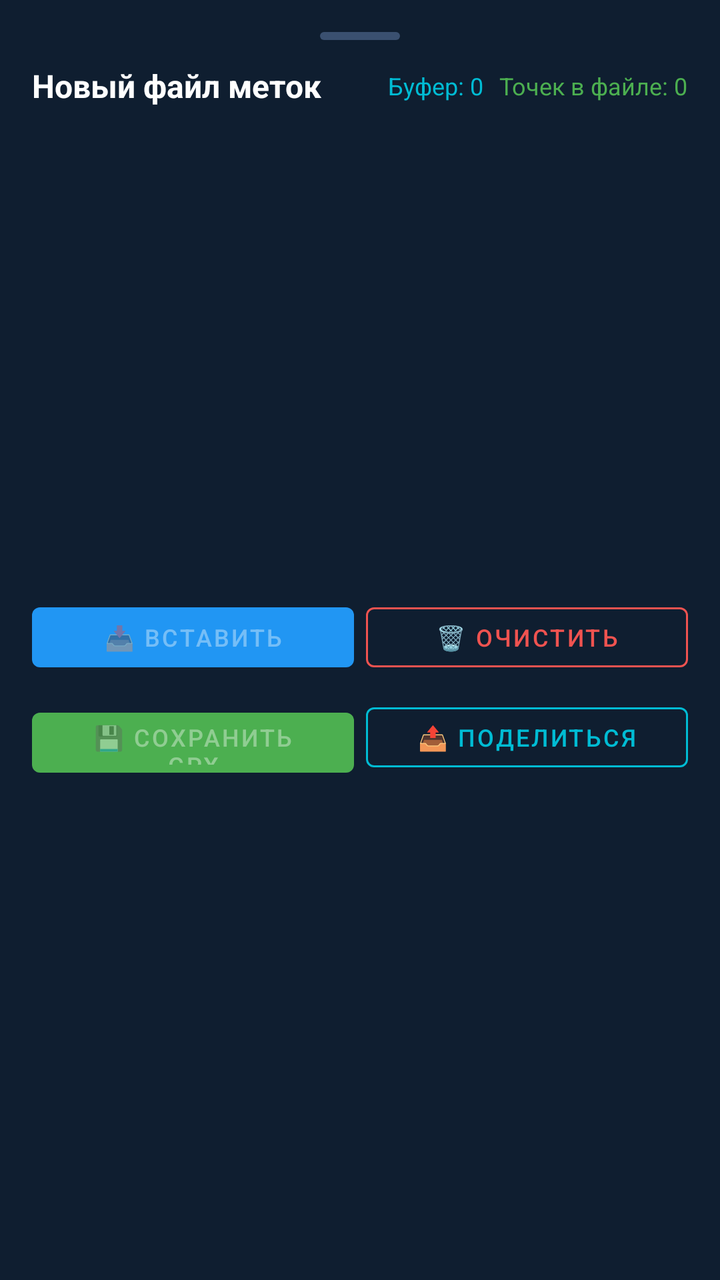
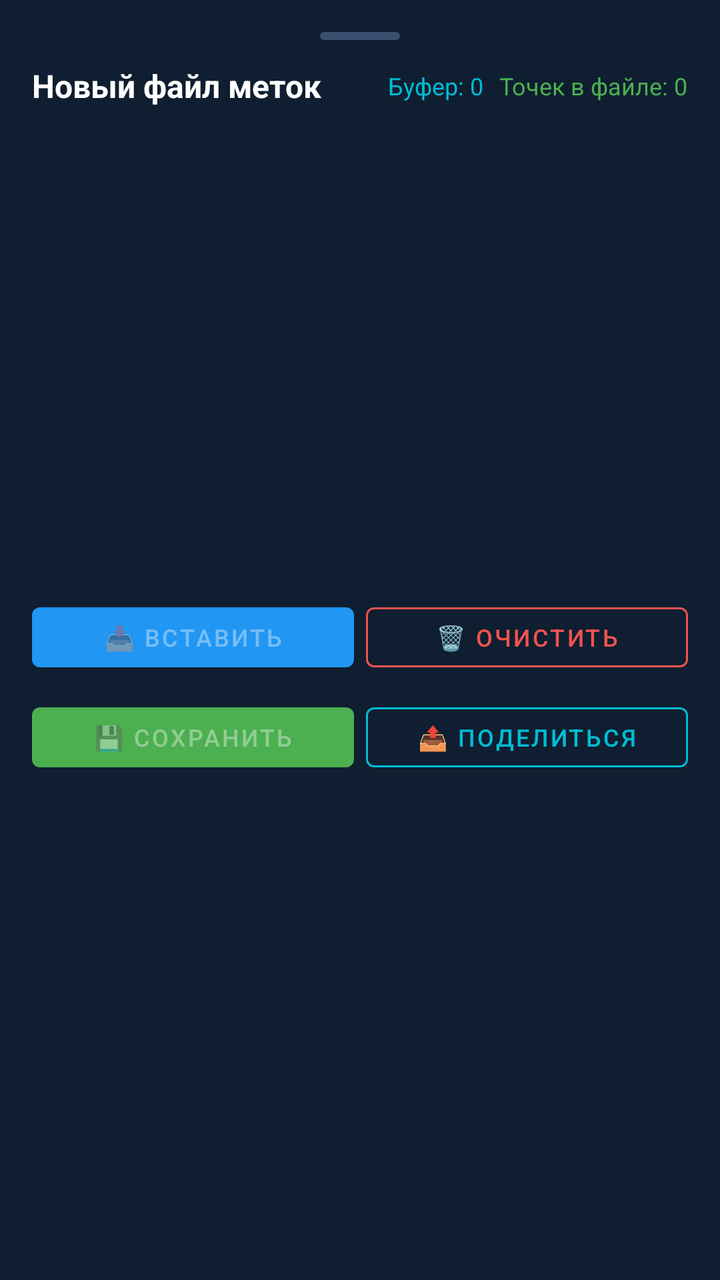

An Android layout rendered at two revisions. The XML below is the earlier revision; the diff shows what the commit changed to produce the second picture.
<!-- AndroidManifest.xml: application theme Theme.CoordScanner -->
<!-- res/layout/fragment_new_file.xml -->
<?xml version="1.0" encoding="utf-8"?>
<LinearLayout
    xmlns:android="http://schemas.android.com/apk/res/android"
    xmlns:app="http://schemas.android.com/apk/res-auto"
    android:layout_width="match_parent"
    android:layout_height="wrap_content"
    android:orientation="vertical"
    android:padding="16dp"
    android:background="@color/navy_surface">

    <View
        android:layout_width="40dp"
        android:layout_height="4dp"
        android:layout_gravity="center_horizontal"
        android:layout_marginBottom="12dp"
        android:background="@drawable/pill_handle" />

    
    <LinearLayout
        android:layout_width="match_parent"
        android:layout_height="wrap_content"
        android:orientation="horizontal"
        android:gravity="center_vertical"
        android:layout_marginBottom="12dp">

        <TextView
            android:layout_width="0dp"
            android:layout_height="wrap_content"
            android:layout_weight="1"
            android:text="Новый файл меток"
            android:textColor="@color/text_primary"
            android:textSize="16sp"
            android:textStyle="bold" />

        <TextView
            android:id="@+id/tvBuffer"
            android:layout_width="wrap_content"
            android:layout_height="wrap_content"
            android:text="Буфер: 0"
            android:textColor="@color/accent"
            android:textSize="12sp"
            android:layout_marginEnd="8dp" />

        <TextView
            android:id="@+id/tvCount"
            android:layout_width="wrap_content"
            android:layout_height="wrap_content"
            android:text="Точек в файле: 0"
            android:textColor="@color/scanner_green"
            android:textSize="12sp" />
    </LinearLayout>

    
    <androidx.recyclerview.widget.RecyclerView
        android:id="@+id/rvPoints"
        android:layout_width="match_parent"
        android:layout_height="220dp"
        android:layout_marginBottom="12dp" />

    
    <LinearLayout
        android:layout_width="match_parent"
        android:layout_height="wrap_content"
        android:orientation="horizontal"
        android:layout_marginBottom="8dp">

        <com.google.android.material.button.MaterialButton
            android:id="@+id/btnPaste"
            style="@style/Widget.MaterialComponents.Button"
            android:layout_width="0dp"
            android:layout_height="42dp"
            android:layout_weight="1"
            android:layout_marginEnd="6dp"
            android:text="📥 Вставить"
            android:textSize="12sp"
            android:enabled="false"
            app:backgroundTint="@color/primary" />

        <com.google.android.material.button.MaterialButton
            android:id="@+id/btnClear"
            style="@style/Widget.MaterialComponents.Button.OutlinedButton"
            android:layout_width="0dp"
            android:layout_height="42dp"
            android:layout_weight="1"
            android:text="🗑️ Очистить"
            android:textSize="12sp"
            android:textColor="@color/red_delete"
            app:strokeColor="@color/red_delete" />
    </LinearLayout>

    <LinearLayout
        android:layout_width="match_parent"
        android:layout_height="wrap_content"
        android:orientation="horizontal">

        <com.google.android.material.button.MaterialButton
            android:id="@+id/btnSave"
            style="@style/Widget.MaterialComponents.Button"
            android:layout_width="0dp"
            android:layout_height="42dp"
            android:layout_weight="1"
            android:layout_marginEnd="6dp"
            android:text="💾 Сохранить GPX"
            android:textSize="12sp"
            android:enabled="false"
            app:backgroundTint="@color/scanner_green" />

        <com.google.android.material.button.MaterialButton
            android:id="@+id/btnShare"
            style="@style/Widget.MaterialComponents.Button.OutlinedButton"
            android:layout_width="0dp"
            android:layout_height="42dp"
            android:layout_weight="1"
            android:text="📤 Поделиться"
            android:textSize="12sp"
            android:textColor="@color/accent"
            android:enabled="false"
            app:strokeColor="@color/accent" />
    </LinearLayout>

</LinearLayout>
<!-- resources referenced by this layout -->
<resources>
  <color name="accent">#00BCD4</color>
  <color name="navy_surface">#0F1E30</color>
  <color name="primary">#2196F3</color>
  <color name="red_delete">#EF5350</color>
  <color name="scanner_green">#4CAF50</color>
  <color name="text_primary">#FFFFFF</color>
  <!-- drawable pill_handle (drawable) -->
  <?xml version="1.0" encoding="utf-8"?>
  <shape xmlns:android="http://schemas.android.com/apk/res/android"
      android:shape="rectangle">
      <corners android:radius="4dp" />
      <solid android:color="#3A5070" />
  </shape>
  <style name="Theme.CoordScanner" parent="Theme.MaterialComponents.DayNight.NoActionBar">
          <item name="colorPrimary">@color/primary</item>
          <item name="colorPrimaryVariant">@color/primary_dark</item>
          <item name="colorOnPrimary">@color/on_primary</item>
          <item name="colorSecondary">@color/accent</item>
          <item name="colorSecondaryVariant">@color/accent</item>
          <item name="colorOnSecondary">@color/white</item>
          <item name="android:statusBarColor">@color/navy_deep</item>
          <item name="android:navigationBarColor">@color/navy_deep</item>
          <item name="android:windowBackground">@color/navy_bg</item>
          <item name="materialCardViewStyle">@style/CardStyle</item>
          <item name="colorSurface">@color/navy_surface</item>
          <item name="colorOnSurface">@color/text_primary</item>
      </style>
  <color name="primary_dark">#1565C0</color>
  <color name="on_primary">#FFFFFF</color>
  <color name="white">#FFFFFF</color>
  <color name="navy_deep">#08111E</color>
  <color name="navy_bg">#0A1628</color>
  <style name="CardStyle" parent="Widget.MaterialComponents.CardView">
          <item name="cardElevation">2dp</item>
          <item name="cardCornerRadius">14dp</item>
          <item name="android:layout_marginBottom">6dp</item>
          <item name="cardBackgroundColor">@color/navy_card</item>
          <item name="strokeColor">@color/navy_stroke</item>
          <item name="strokeWidth">1dp</item>
      </style>
  <color name="navy_card">#111E30</color>
  <color name="navy_stroke">#1C3050</color>
</resources>

<!-- the commit's change to res/layout/fragment_new_file.xml (unified diff, before → after) -->
@@ -100,7 +100,7 @@
             android:layout_height="42dp"
             android:layout_weight="1"
             android:layout_marginEnd="6dp"
-            android:text="💾 Сохранить GPX"
+            android:text="💾 Сохранить"
             android:textSize="12sp"
             android:enabled="false"
             app:backgroundTint="@color/scanner_green" />
